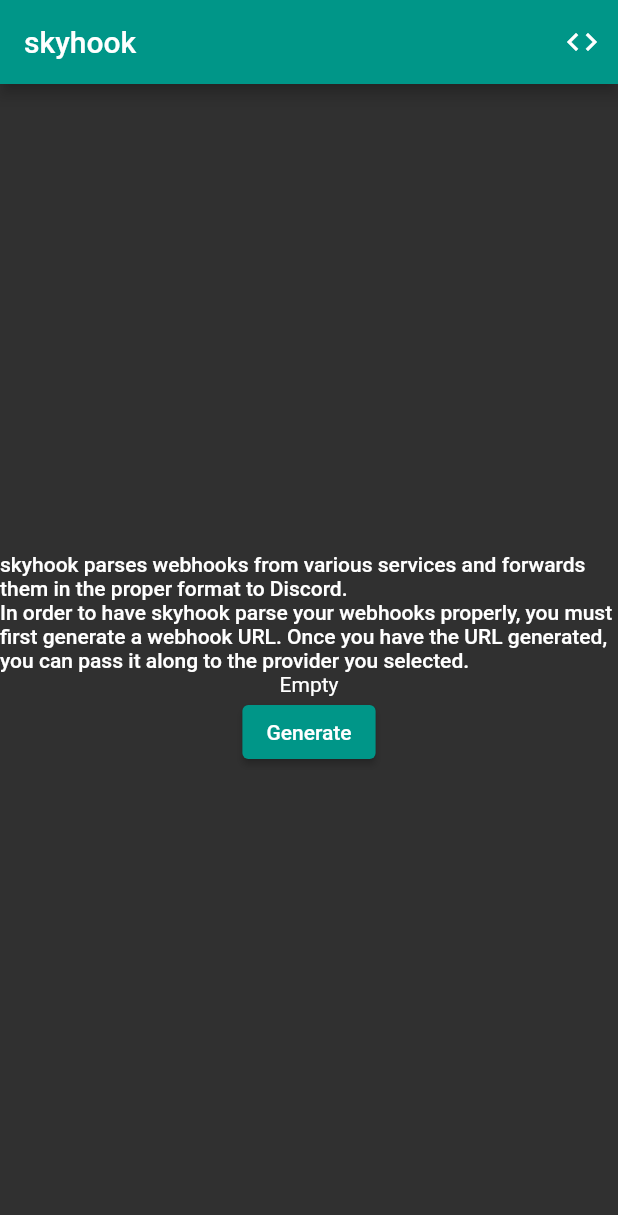
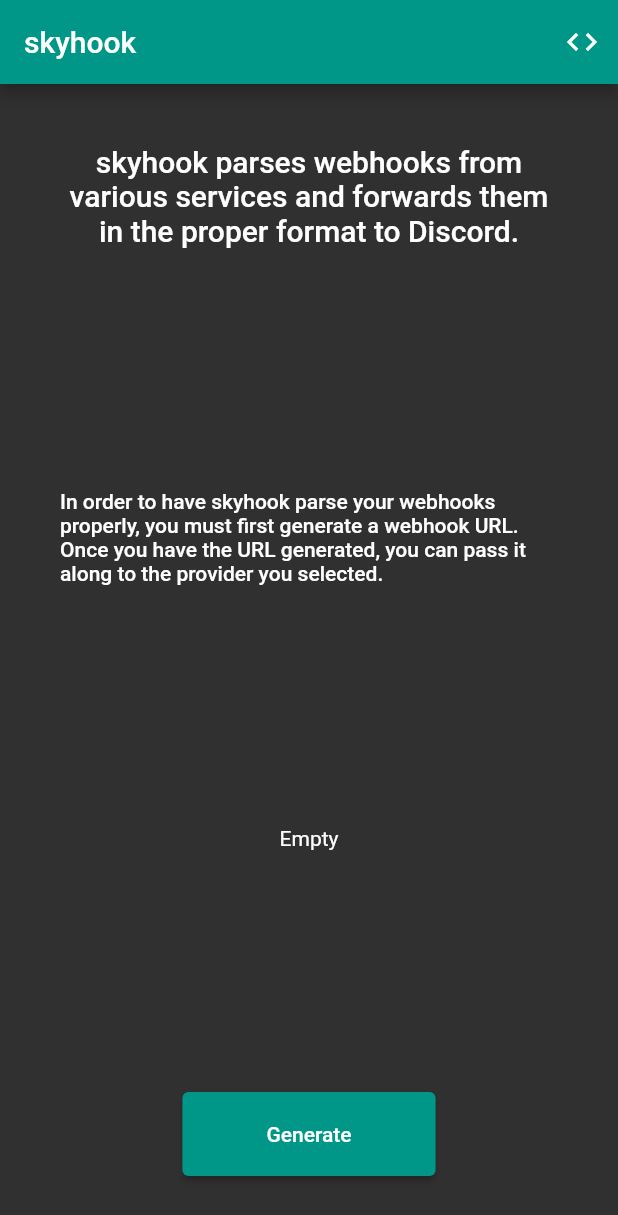
Before and after one commit to Commit451/skyhook-web, a Flutter app: the screen it shows after launch, on a phone screen of 412 x 824 dp. Shown: the top 1215 px of the screen. Run offline on Flutter 3.47's test engine with Material 2 defaults, Android fonts, the phone set to English and light mode, and no system bars; network calls fail.

Commit message:
Better parsing

```diff
--- /dev/null
+++ b/lib/provider.dart
@@ -0,0 +1,15 @@
+class Provider {
+  final String name;
+  final String path;
+
+  Provider(this.name, this.path);
+
+  Provider.fromJson(Map<String, dynamic> json)
+      : name = json['name'],
+        path = json['path'];
+
+  Map<String, dynamic> toJson() => {
+    'name': name,
+    'path': path,
+  };
+}
--- a/lib/skyhook_api.dart
+++ b/lib/skyhook_api.dart
@@ -1,16 +1,17 @@
 import 'dart:async';
 import 'dart:convert';
 import 'package:http/http.dart' as http;
+import 'package:skyhook/provider.dart';
 
 /// Defines all API interactions with the skyhook backend
 class SkyhookApi {
   static const _baseUrl = "https://skyhookapi.com";
 
-  static Future<List<String>> providers() async {
-    var url = Uri.parse('$_baseUrl/providers');
+  static Future<List<Provider>> providers() async {
+    var url = Uri.parse('$_baseUrl/api/providers');
     var response = await http.get(url);
-    List<String> providers = (jsonDecode(response.body) as List<dynamic>).cast<String>();
-    print(providers);
-    return providers;
+    List<dynamic> providersDynamic =
+        (jsonDecode(response.body) as List<dynamic>);
+    return providersDynamic.map((e) => Provider.fromJson(e)).toList();
   }
 }
--- a/lib/skyhook_home_page.dart
+++ b/lib/skyhook_home_page.dart
@@ -1,4 +1,5 @@
 import 'package:flutter/material.dart';
+import 'package:skyhook/provider.dart';
 import 'package:skyhook/skyhook_api.dart';
 import 'package:skyhook/snackbar_helper.dart';
 import 'package:url_launcher/url_launcher.dart';
@@ -13,7 +14,7 @@
 }
 
 class _SkyhookHomePageState extends State<SkyhookHomePage> {
-  List<String> _providers = List.empty();
+  List<Provider> _providers = List.empty();
 
   @override
   void initState() {
@@ -32,7 +33,7 @@
     SnackBarHelper.show(context, "Something went wrong");
   }
 
-  void _setProviders(List<String> providers) {
+  void _setProviders(List<Provider> providers) {
     setState(() {
       _providers = providers;
     });
@@ -63,35 +64,43 @@
           ),
         ],
       ),
-      body: Column(
-        mainAxisAlignment: MainAxisAlignment.center,
+      body: Container(
+        margin: const EdgeInsets.all(40.0),
+        child: Column(
           children: <Widget>[
             Text(
               'skyhook parses webhooks from various services and forwards them in the proper format to Discord.',
-            style: Theme.of(context).textTheme.bodyText1,
+              style: Theme.of(context).textTheme.titleLarge,
+              textAlign: TextAlign.center,
             ),
+            const Spacer(),
             Text(
               'In order to have skyhook parse your webhooks properly, you must first generate a webhook URL. Once you have the URL generated, you can pass it along to the provider you selected.',
               style: Theme.of(context).textTheme.bodyText1,
             ),
+            const Spacer(),
             _providerList(_providers),
+            const Spacer(),
             ElevatedButton(
                 onPressed: _generate,
+                child: Container(
+                  margin: const EdgeInsets.only(left: 40.0, right: 40.0, top: 20.0, bottom: 20.0),
                   child: const Text("Generate"),
-          )
+                ))
           ],
+        ),
       ),
     );
   }
 
-  Widget _providerList(List<String> providers) {
+  Widget _providerList(List<Provider> providers) {
     if (_providers.isEmpty) {
       return const Text("Empty");
     }
     return ListView(
         shrinkWrap: true,
         children: providers.map((provider) {
-          var w = Text(provider);
+          var w = Text(provider.name + " /" + provider.path);
           return w;
         }).toList());
   }
```
Lines whose indentation alone changed are shown as unchanged.
